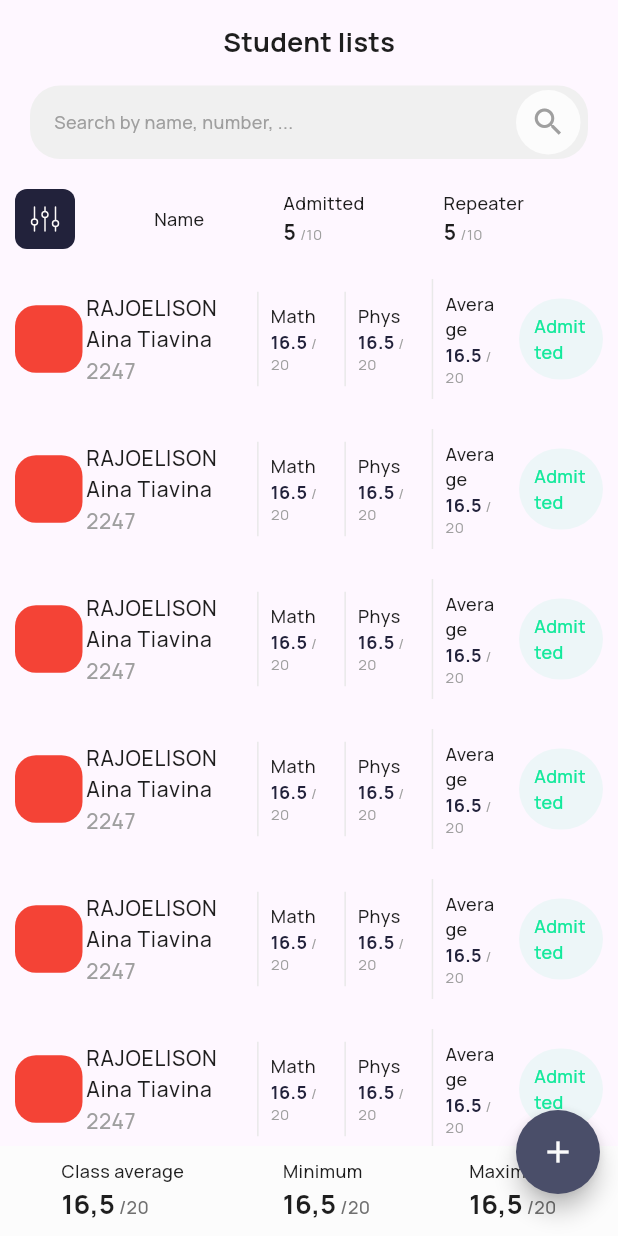
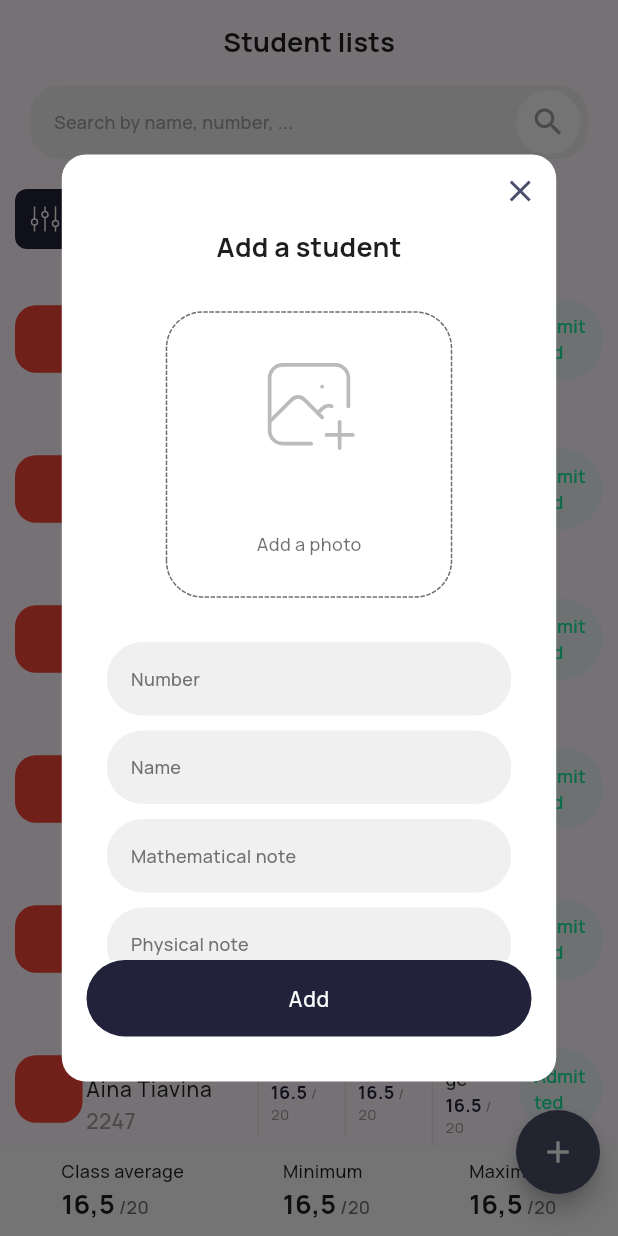
Before and after one commit to Poseidon1402/student_plus, a Flutter app: the HomePage screen opened by its route, after a tap on the "add" icon, on a phone screen of 412 x 824 dp. Run offline on Flutter 3.47's test engine with Material 3 defaults, Android fonts, the phone set to English and light mode, and no system bars; drawn by our look-alikes of dotted_border; our stand-ins replace flutter_svg, gap, go_router, google_fonts.

Commit message:
done:interfaces

```diff
--- a/lib/core/colors/app_colors.dart
+++ b/lib/core/colors/app_colors.dart
@@ -15,5 +15,6 @@ abstract class AppColors {
   static const Color green3 = Color.fromRGBO(20, 233, 156, 1);
   static const Color red1 = Color.fromRGBO(252, 70, 70, 1);
   static const Color red2 = Color.fromRGBO(255, 40, 40, 1);
+  static const Color red3 = Color.fromRGBO(233, 20, 20, 1);
   static const Color charcoal = Color.fromRGBO(34, 34, 59, 1);
 }
--- a/lib/presentation/pages/home_page.dart
+++ b/lib/presentation/pages/home_page.dart
@@ -3,9 +3,9 @@ import 'package:flutter_svg/flutter_svg.dart';
 import 'package:gap/gap.dart';
 
 import '../../core/colors/app_colors.dart';
-import '../widgets/buttons/custom_elevated_button.dart';
 import '../widgets/input/custom_text_form_field.dart';
 import '../widgets/others/student.dart';
+import 'register_student_page.dart';
 
 class HomePage extends StatelessWidget {
   const HomePage({super.key});
@@ -139,7 +139,7 @@ class HomePage extends StatelessWidget {
       ),
       floatingActionButtonLocation: FloatingActionButtonLocation.miniEndFloat,
       floatingActionButton: FloatingActionButton(
-        onPressed: () {},
+        onPressed: () => _showRegisterStudentDialog(context),
         backgroundColor: AppColors.ultraPurple,
         shape: const CircleBorder(),
         child: const Icon(
@@ -264,4 +264,12 @@ class HomePage extends StatelessWidget {
       ],
     );
   }
+
+  void _showRegisterStudentDialog(BuildContext context) {
+    showDialog(
+      context: context,
+      useRootNavigator: true,
+      builder: (_) => const RegisterStudentPage(),
+    );
+  }
 }
--- /dev/null
+++ b/lib/presentation/pages/register_student_page.dart
@@ -0,0 +1,123 @@
+import 'package:dotted_border/dotted_border.dart';
+import 'package:flutter/material.dart';
+import 'package:flutter_svg/svg.dart';
+import 'package:gap/gap.dart';
+import 'package:go_router/go_router.dart';
+
+import '../../core/colors/app_colors.dart';
+import '../widgets/buttons/custom_elevated_button.dart';
+import '../widgets/input/custom_text_form_field.dart';
+
+class RegisterStudentPage extends StatelessWidget {
+  const RegisterStudentPage({super.key});
+
+  @override
+  Widget build(BuildContext context) {
+    return Dialog(
+      elevation: 0.0,
+      backgroundColor: Colors.white,
+      shape: RoundedRectangleBorder(
+        borderRadius: BorderRadius.circular(16),
+      ),
+      child: SizedBox(
+        width: MediaQuery.sizeOf(context).width * 0.8,
+        height: MediaQuery.sizeOf(context).height * 0.75,
+        child: Column(
+          children: [
+            Align(
+              alignment: Alignment.topRight,
+              child: IconButton(
+                onPressed: () => context.pop(),
+                icon: const Icon(
+                  Icons.close,
+                  color: AppColors.ultraPurple,
+                ),
+              ),
+            ),
+            Text(
+              'Add a student',
+              style: Theme.of(context).textTheme.titleMedium,
+            ),
+            const Gap(30),
+            DottedBorder(
+              borderType: BorderType.RRect,
+              color: AppColors.black1.withOpacity(0.64),
+              radius: const Radius.circular(24),
+              padding: const EdgeInsets.all(10),
+              child: SizedBox(
+                width: 170,
+                height: 170,
+                child: Column(
+                  mainAxisAlignment: MainAxisAlignment.center,
+                  children: [
+                    SvgPicture.asset('assets/icons/tabler_photo_plus.svg'),
+                    const Gap(50),
+                    Text(
+                      'Add a photo',
+                      style: Theme.of(context).textTheme.bodyMedium?.copyWith(
+                          color: AppColors.black1.withOpacity(0.64)),
+                    ),
+                  ],
+                ),
+              ),
+            ),
+            const Gap(30),
+            Expanded(
+              flex: 2,
+              child: ListView(
+                padding: const EdgeInsets.symmetric(
+                  horizontal: 30,
+                ),
+                children: const [
+                  CustomTextFormField(
+                    hintText: 'Number',
+                    borderRadius: 24,
+                    hintTextColor: AppColors.grey3,
+                    backgroundColor: AppColors.white2,
+                  ),
+                  Gap(10),
+                  CustomTextFormField(
+                    hintText: 'Name',
+                    borderRadius: 24,
+                    hintTextColor: AppColors.grey3,
+                    backgroundColor: AppColors.white2,
+                  ),
+                  Gap(10),
+                  CustomTextFormField(
+                    hintText: 'Mathematical note',
+                    borderRadius: 24,
+                    hintTextColor: AppColors.grey3,
+                    backgroundColor: AppColors.white2,
+                  ),
+                  Gap(10),
+                  CustomTextFormField(
+                    hintText: 'Physical note',
+                    borderRadius: 24,
+                    hintTextColor: AppColors.grey3,
+                    backgroundColor: AppColors.white2,
+                  ),
+                ],
+              ),
+            ),
+            FractionallySizedBox(
+              widthFactor: 0.9,
+              child: CustomElevatedButton(
+                onPressed: () {},
+                borderRadius: 32,
+                backgroundColor: AppColors.spaceCadet,
+                child: Text(
+                  'Add',
+                  style: Theme.of(context)
+                      .textTheme
+                      .bodyLarge
+                      ?.copyWith(color: AppColors.white1),
+                ),
+              ),
+            ),
+            const Gap(30),
+          ],
+        ),
+      ),
+    );
+  }
+}
```
Also changed, not shown: lib/presentation/widgets/others/student.dart (+99 -14 lines), assets/icons/tabler_photo_plus.svg (added).
